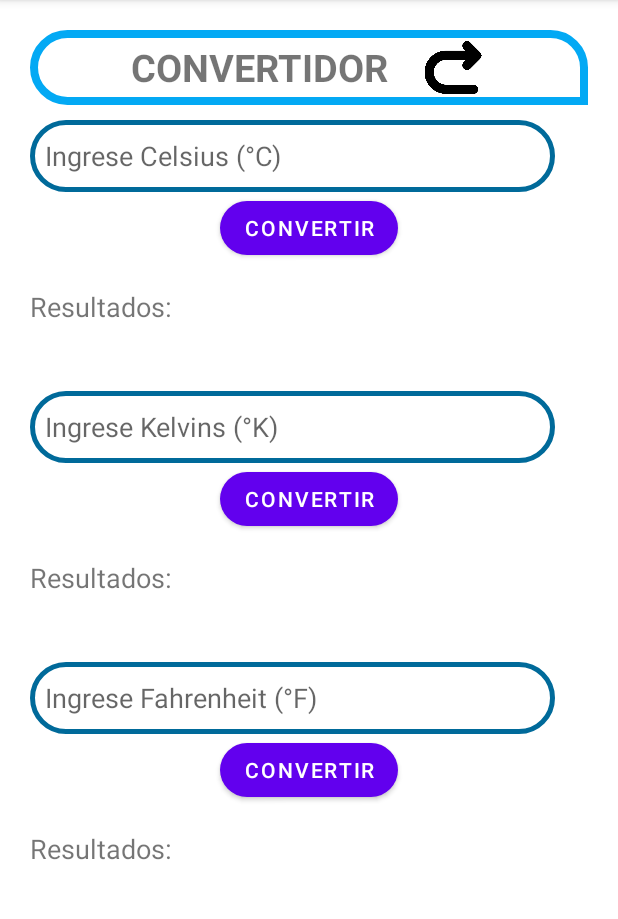
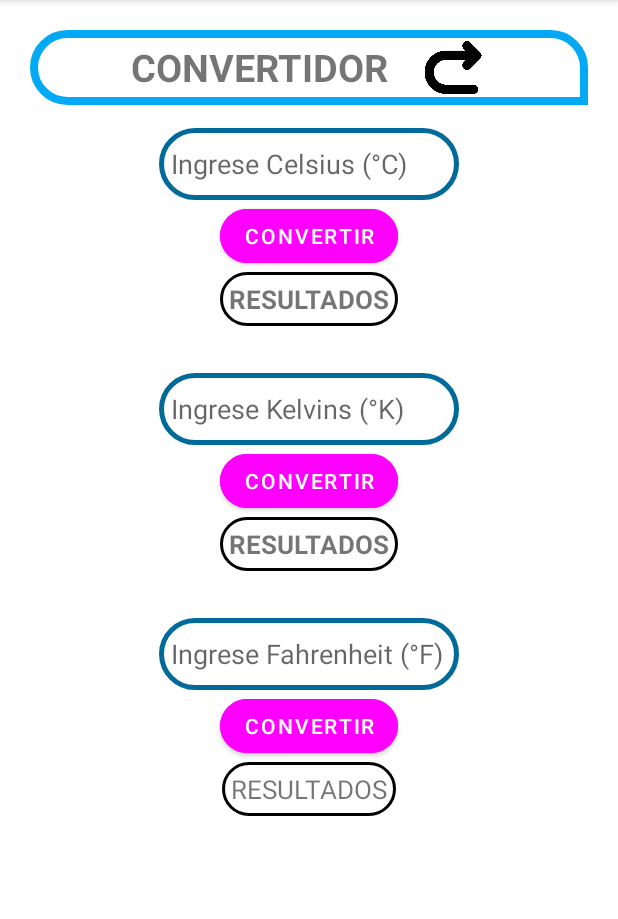
Before and after one commit to legendmarine81/Practica_Conversiones, an Android app: the screen it shows after launch (MainActivity), on a phone screen of 412 x 824 dp, the part 84-1003 px from its top. Run offline under Robolectric (Android 15) with nearby library versions, the phone set to English and light mode, and no system bars.

Commit message:
cambio de diseño

```diff
--- /dev/null
+++ b/app/src/main/res/drawable/caja_resultados.xml
@@ -0,0 +1,12 @@
+<?xml version="1.0" encoding="utf-8"?>
+<shape
+    xmlns:android="http://schemas.android.com/apk/res/android"
+    android:shape="rectangle">
+
+    <stroke
+        android:width="2dp"
+        android:color="@color/black"/>
+    <corners
+        android:radius="30dp"/>
+
+</shape>
--- /dev/null
+++ b/app/src/main/res/drawable/desvanecido.xml
@@ -0,0 +1,12 @@
+<?xml version="1.0" encoding="utf-8"?>
+<selector xmlns:android="http://schemas.android.com/apk/res/android">
+    <item>
+        <shape android:shape="rectangle">
+            <gradient
+                android:startColor="@color/blue"
+                android:endColor="@color/blue2"
+                android:type="linear"
+                android:angle="90"/>
+        </shape>
+    </item>
+</selector>
--- a/app/src/main/res/layout/activity_main.xml
+++ b/app/src/main/res/layout/activity_main.xml
@@ -34,14 +34,22 @@
     </LinearLayout>
 
     <!--Celsius-->
+    <LinearLayout
+        android:layout_width="match_parent"
+        android:layout_height="wrap_content"
+        android:orientation="vertical"
+        android:padding="5dp"
+        android:layout_marginBottom="15dp">
+
         <EditText
             android:id="@+id/editTextCelsius"
-        android:layout_width="350dp"
+            android:layout_width="200dp"
             android:layout_height="48dp"
             android:hint="Ingrese Celsius (°C)"
             android:inputType="numberDecimal"
             android:background="@drawable/forma_redonda"
-        android:padding="10dp"/>
+            android:padding="8dp"
+            android:layout_gravity="center"/>
 
         <Button
             android:id="@+id/buttonConvertCelsius"
@@ -50,14 +58,23 @@
             android:text="Convertir"
             app:cornerRadius="20dp"
             android:layout_gravity="center"
+            android:backgroundTint="@drawable/desvanecido"
             />
+
+        <LinearLayout
+            android:layout_width="wrap_content"
+            android:layout_height="wrap_content"
+            android:background="@drawable/caja_resultados"
+            android:padding="6dp"
+            android:layout_gravity="center"
+            android:layout_marginBottom="5dp">
 
             <TextView
                 android:layout_width="wrap_content"
                 android:layout_height="wrap_content"
-        android:text="Resultados:"
-        android:textSize="18sp"
-        android:layout_marginTop="16dp" />
+                android:text="RESULTADOS"
+                android:textSize="17sp"
+                android:textStyle="bold"/>
 
             <TextView
                 android:id="@+id/textViewResultCelsiusToFahrenheit"
@@ -73,15 +90,27 @@
                 android:text=""
                 android:textSize="16sp" />
 
-    <!--kelvins-->
+        </LinearLayout>
+
+    </LinearLayout>
+
+    <!--Kelvins-->
+    <LinearLayout
+        android:layout_width="match_parent"
+        android:layout_height="wrap_content"
+        android:orientation="vertical"
+        android:padding="5dp"
+        android:layout_marginBottom="15dp">
+
         <EditText
             android:id="@+id/gradosKelvin"
-        android:layout_width="350dp"
+            android:layout_width="200dp"
             android:layout_height="48dp"
             android:hint="Ingrese Kelvins (°K)"
             android:inputType="numberDecimal"
             android:background="@drawable/forma_redonda"
-        android:padding="10dp"/>
+            android:padding="8dp"
+            android:layout_gravity="center"/>
 
         <Button
             android:id="@+id/buttonConvertKelvins"
@@ -89,39 +118,59 @@
             android:layout_height="wrap_content"
             android:text="Convertir"
             app:cornerRadius="20dp"
-        android:layout_gravity="center"/>
+            android:layout_gravity="center"
+            android:backgroundTint="@drawable/desvanecido"/>
+
+        <LinearLayout
+            android:layout_width="wrap_content"
+            android:layout_height="wrap_content"
+            android:background="@drawable/caja_resultados"
+            android:padding="6dp"
+            android:layout_gravity="center"
+            android:layout_marginBottom="5dp">
 
             <TextView
                 android:layout_width="wrap_content"
                 android:layout_height="wrap_content"
-        android:text="Resultados:"
-        android:textSize="18sp"
-        android:layout_marginTop="16dp" />
+                android:text="RESULTADOS"
+                android:textSize="17sp"
+                android:textStyle="bold"/>
 
             <TextView
                 android:id="@+id/KelvinToFahrenheit"
                 android:layout_width="wrap_content"
                 android:layout_height="wrap_content"
                 android:text=""
-        android:textSize="16sp" />
+                android:textSize="16sp"/>
 
             <TextView
                 android:id="@+id/KelvinToCelsius"
                 android:layout_width="wrap_content"
                 android:layout_height="wrap_content"
                 android:text=""
-        android:textSize="16sp" />
+                android:textSize="16sp"/>
 
-    <!--fahrenheit-->
+        </LinearLayout>
+
+    </LinearLayout>
+
+    <!--Fahrenheit-->
+    <LinearLayout
+        android:layout_width="match_parent"
+        android:layout_height="wrap_content"
+        android:orientation="vertical"
+        android:padding="5dp"
+        android:layout_marginBottom="15dp">
 
         <EditText
             android:id="@+id/gradosFahrenheit"
-        android:layout_width="350dp"
+            android:layout_width="200dp"
             android:layout_height="48dp"
             android:hint="Ingrese Fahrenheit (°F)"
             android:inputType="numberDecimal"
             android:background="@drawable/forma_redonda"
-        android:padding="10dp"/>
+            android:padding="8dp"
+            android:layout_gravity="center"/>
 
         <Button
             android:id="@+id/buttonConvertFahrenheit"
@@ -129,14 +178,22 @@
             android:layout_height="wrap_content"
             android:text="Convertir"
             app:cornerRadius="20dp"
-        android:layout_gravity="center"/>
+            android:layout_gravity="center"
+            android:backgroundTint="@drawable/desvanecido"/>
+
+        <LinearLayout
+            android:layout_width="wrap_content"
+            android:layout_height="wrap_content"
+            android:background="@drawable/caja_resultados"
+            android:padding="6dp"
+            android:layout_gravity="center"
+            android:layout_marginBottom="5dp">
 
             <TextView
                 android:layout_width="wrap_content"
                 android:layout_height="wrap_content"
-        android:text="Resultados:"
-        android:textSize="18sp"
-        android:layout_marginTop="16dp"
+                android:text="RESULTADOS"
+                android:textSize="17sp"
                 />
 
             <TextView
@@ -144,13 +201,17 @@
                 android:layout_width="wrap_content"
                 android:layout_height="wrap_content"
                 android:text=""
-        android:textSize="16sp" />
+                android:textSize="16sp"/>
 
             <TextView
                 android:id="@+id/FahrenheitToCelsius"
                 android:layout_width="wrap_content"
                 android:layout_height="wrap_content"
                 android:text=""
-        android:textSize="16sp" />
+                android:textSize="16sp"/>
 
         </LinearLayout>
+
+    </LinearLayout>
+
+</LinearLayout>
--- a/app/src/main/res/values/colors.xml
+++ b/app/src/main/res/values/colors.xml
@@ -9,4 +9,5 @@
     <color name="white">#FFFFFFFF</color>
     <color name="blue">#03A9F4</color>
     <color name="blue2">#006A9A</color>
+    <color name="orange">#FF9800</color>
 </resources>
```
Lines whose indentation alone changed are shown as unchanged.
